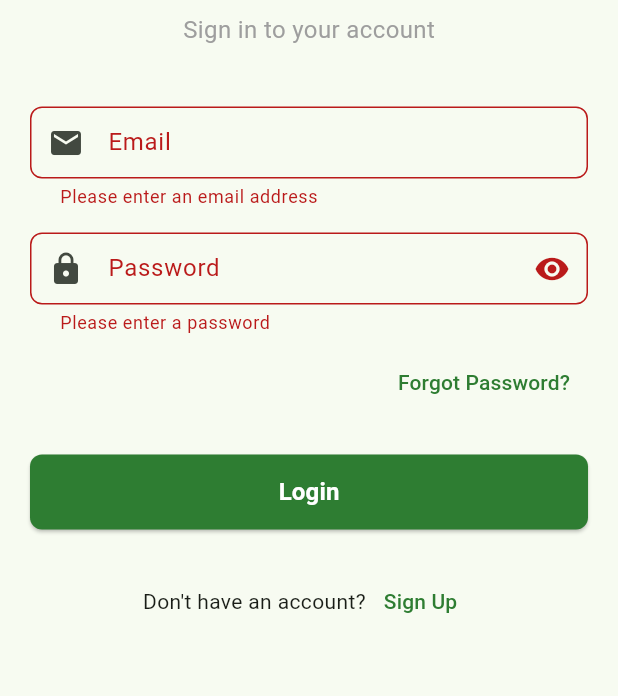
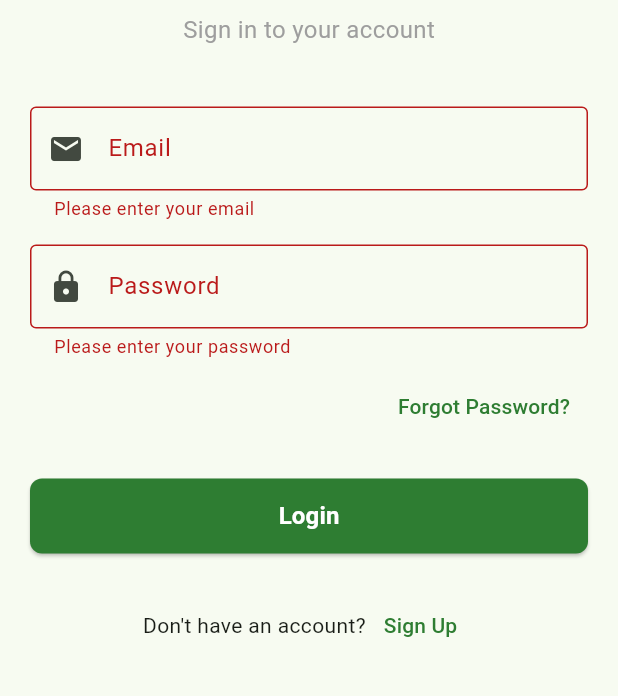
Before and after one commit to MrKashangura/Kutanda.net, a Flutter app: the screen it shows after launch, after a tap on "Login", on a phone screen of 412 x 824 dp, the part 225-921 px from its top. Run offline on Flutter 3.47's test engine with Material 3 defaults, Android fonts, the phone set to English and light mode, and no system bars; our stand-ins replace flutter_dotenv, flutter_local_notifications, flutter_secure_storage, google_sign_in, image_picker, jwt_decoder and 2 more; missing offline and left inert: flutter_facebook_auth, onesignal_flutter; accounts and stored records are empty.

Commit message:
Refactor session handling and authentication logic; update role retrieval to use 'uid' instead of 'id'; improve login screen with better form validation and error handling

```diff
--- a/lib/features/auth/screens/login_screen.dart
+++ b/lib/features/auth/screens/login_screen.dart
@@ -6,7 +6,6 @@ import 'package:provider/provider.dart';
 
 import '../../../providers/auth_provider.dart';
 import '../../../shared/widgets/custom_button.dart';
-import '../../../shared/widgets/custom_textfield.dart';
 import '../../profile/screens/profile_screen.dart';
 import 'register_screen.dart';
 
@@ -24,7 +23,7 @@ class LoginScreenState extends State<LoginScreen> {
   bool _isLoading = false;
   String? _errorMessage;
 
-  Future<void> _login() async {
+  void _login() {
     if (!_formKey.currentState!.validate()) return;
 
     setState(() {
@@ -32,6 +31,8 @@ class LoginScreenState extends State<LoginScreen> {
       _errorMessage = null;
     });
 
+    // Use Future.delayed to handle the async login process
+    Future.delayed(Duration.zero, () async {
       try {
         final authProvider = Provider.of<AuthProvider>(context, listen: false);
 
@@ -86,6 +87,7 @@ class LoginScreenState extends State<LoginScreen> {
           _isLoading = false;
         });
       }
+    });
   }
 
   @override
@@ -129,22 +131,44 @@ class LoginScreenState extends State<LoginScreen> {
                 const SizedBox(height: 40),
 
                 // Email field
-                EmailTextField(
+                TextFormField(
                   controller: _emailController,
+                  decoration: const InputDecoration(
+                    labelText: "Email",
+                    border: OutlineInputBorder(),
+                    prefixIcon: Icon(Icons.email),
+                  ),
+                  keyboardType: TextInputType.emailAddress,
                   enabled: !_isLoading,
-                  errorText: null,
+                  validator: (value) {
+                    if (value == null || value.isEmpty) {
+                      return "Please enter your email";
+                    }
+                    return null;
+                  },
                   textInputAction: TextInputAction.next,
                 ),
 
                 const SizedBox(height: 16),
 
                 // Password field
-                PasswordTextField(
+                TextFormField(
                   controller: _passwordController,
+                  decoration: const InputDecoration(
+                    labelText: "Password",
+                    border: OutlineInputBorder(),
+                    prefixIcon: Icon(Icons.lock),
+                  ),
+                  obscureText: true,
                   enabled: !_isLoading,
-                  errorText: null,
+                  validator: (value) {
+                    if (value == null || value.isEmpty) {
+                      return "Please enter your password";
+                    }
+                    return null;
+                  },
                   textInputAction: TextInputAction.done,
-                  onSubmitted: (_) => _login(),
+                  onFieldSubmitted: (_) => _login(),
                 ),
 
                 const SizedBox(height: 8),
@@ -167,7 +191,7 @@ class LoginScreenState extends State<LoginScreen> {
                   Container(
                     padding: const EdgeInsets.all(8),
                     decoration: BoxDecoration(
-                      color: Color.fromRGBO(255, 0, 0, 0.1),
+                      color: const Color.fromRGBO(255, 0, 0, 0.1),
                       borderRadius: BorderRadius.circular(8),
                     ),
                     child: Text(
@@ -183,7 +207,7 @@ class LoginScreenState extends State<LoginScreen> {
                 // Login button
                 CustomButton(
                   text: _isLoading ? "Logging in..." : "Login",
-                  onPressed: _isLoading ? null : () => _login(),
+                  onPressed: _isLoading ? null : _login,
                 ),
 
                 const SizedBox(height: 24),
--- a/lib/main.dart
+++ b/lib/main.dart
@@ -3,96 +3,70 @@ import 'dart:developer';
 
 import 'package:flutter/foundation.dart';
 import 'package:flutter/material.dart';
-import 'package:flutter_dotenv/flutter_dotenv.dart';
+import 'package:provider/provider.dart';
 import 'package:supabase_flutter/supabase_flutter.dart';
 
 import 'core/utils/constants.dart';
-import 'features/auctions/screens/buyer_dashboard.dart';
-import 'features/auctions/screens/seller_dashboard.dart';
 import 'features/auth/screens/login_screen.dart';
-import 'features/support/screens/admin_dashboard.dart';
-import 'features/support/screens/csr_dashboard.dart';
-import 'shared/services/session_service.dart';
+import 'providers/auth_provider.dart';
 
-void main() async {
-  // This ensures the Flutter binding is initialized
+void main() {
+  // Ensure Flutter is initialized
   WidgetsFlutterBinding.ensureInitialized();
 
-  // Run the app with error handling
+  // Run with error handling
   runZonedGuarded(() async {
     try {
-      // Load environment variables if using .env (optional)
-      try {
-        await dotenv.load();
-      } catch (e) {
-        log('⚠️ Failed to load .env file: $e');
-        // Continue anyway as we'll use hardcoded values as fallback
-      }
-
-      // Initialize Supabase
-      await _initializeSupabase();
+      // Initialize Supabase first, with proper error handling
+      await initializeSupabase();
 
       // Run the app
-      runApp(const MyApp());
+      runApp(
+        ChangeNotifierProvider(
+          create: (_) => AuthProvider(),
+          child: const MyApp(),
+        ),
+      );
     } catch (e, stackTrace) {
-      log('❌ Critical initialization error: $e', error: e, stackTrace: stackTrace);
-      // Run a minimal error reporting widget
-      runApp(MaterialApp(
-        home: Scaffold(
-          body: Center(
-            child: Column(
-              mainAxisAlignment: MainAxisAlignment.center,
-              children: [
-                const Icon(Icons.error_outline, color: Colors.red, size: 60),
-                const SizedBox(height: 16),
-                const Text(
-                  'Application Initialization Error',
-                  style: TextStyle(fontSize: 20, fontWeight: FontWeight.bold),
-                ),
-                const SizedBox(height: 8),
-                Text('Error: $e'),
-                const SizedBox(height: 24),
-                ElevatedButton(
-                  onPressed: () => main(), // Try to restart the app
-                  child: const Text('Retry'),
-                ),
-              ],
-            ),
-          ),
-        ),
-      ));
+      log('❌ Critical error: $e', error: e, stackTrace: stackTrace);
+      // Display the error screen
+      runApp(ErrorApp(error: e.toString()));
     }
   }, (error, stack) {
     log('❌ Uncaught error: $error', error: error, stackTrace: stack);
-    // For web, also log to console for better visibility
-    if (kIsWeb) {
-      // ignore: avoid_print
-      print('Uncaught error: $error\n$stack');
+    if (kDebugMode) {
+      print('Stack trace: $stack');
     }
   });
 }
 
-Future<void> _initializeSupabase() async {
-  // URL and key should ideally come from .env file
-  final supabaseUrl = dotenv.env['SUPABASE_URL'] ?? 'https://dcjycjiqelcftxbymley.supabase.co';
-  final supabaseKey = dotenv.env['SUPABASE_ANON_KEY'] ?? 'eyJhbGciOiJIUzI1NiIsInR5cCI6IkpXVCJ9.eyJpc3MiOiJzdXBhYmFzZSIsInJlZiI6ImRjanljamlxZWxjZnR4YnltbGV5Iiwicm9sZSI6ImFub24iLCJpYXQiOjE3NDAyMTIwNTksImV4cCI6MjA1NTc4ODA1OX0.DmLByHHoWeRPusRD2EoYLxxk5F_soscl3jKg7mE4pPM';
+/// Initialize Supabase with proper error handling
+Future<void> initializeSupabase() async {
+  if (kDebugMode) {
+    log('Initializing Supabase...');
+  }
 
-  log('🔄 Initializing Supabase with URL: $supabaseUrl');
-
-  // Initialize Supabase with proper error handling
   try {
+    // Wait for Supabase initialization to complete before continuing
     await Supabase.initialize(
-      url: supabaseUrl,
-      anonKey: supabaseKey,
+      url: 'https://dcjycjiqelcftxbymley.supabase.co',
+      anonKey: 'eyJhbGciOiJIUzI1NiIsInR5cCI6IkpXVCJ9.eyJpc3MiOiJzdXBhYmFzZSIsInJlZiI6ImRjanljamlxZWxjZnR4YnltbGV5Iiwicm9sZSI6ImFub24iLCJpYXQiOjE3NDAyMTIwNTksImV4cCI6MjA1NTc4ODA1OX0.DmLByHHoWeRPusRD2EoYLxxk5F_soscl3jKg7mE4pPM',
       debug: kDebugMode,
     );
-    log('✅ Supabase initialized successfully');
-  } catch (e) {
-    log('❌ Supabase initialization error: $e');
+
+    if (kDebugMode) {
+      log('✅ Supabase initialized successfully');
+    }
+  } catch (e, stackTrace) {
+    log('❌ Supabase initialization error', error: e, stackTrace: stackTrace);
+    if (kDebugMode) {
+      print('Supabase Error: $e');
+    }
     rethrow; // Let the caller handle this error
   }
 }
 
+/// Main application
 class MyApp extends StatelessWidget {
   const MyApp({super.key});
 
@@ -110,142 +84,43 @@ class MyApp extends StatelessWidget {
         ),
         useMaterial3: true,
       ),
-      home: const AuthGate(),
+      home: const LoginScreen(),
     );
   }
 }
 
-// Handles authentication flow and role-based routing
-class AuthGate extends StatefulWidget {
-  const AuthGate({super.key});
+/// Error screen shown when app initialization fails
+class ErrorApp extends StatelessWidget {
+  final String error;
 
-  @override
-  State<AuthGate> createState() => _AuthGateState();
-}
-
-class _AuthGateState extends State<AuthGate> {
-  bool _isLoading = true;
-  bool _isAuthenticated = false;
-  String? _userRole;
-  String? _errorMessage;
-
-  @override
-  void initState() {
-    super.initState();
-    _checkUserSession();
-  }
-
-  Future<void> _checkUserSession() async {
-    try {
-      setState(() => _isLoading = true);
-
-      // Log the session check for debugging
-      log('🔄 Checking user session...');
-
-      // Get session data
-      final sessionData = await SessionService.getUserSession();
-      final hasSession = sessionData.isNotEmpty;
-
-      log('📝 Session data: $sessionData');
-
-      // Check if user is authenticated
-      if (hasSession) {
-        final uid = sessionData['uid'];
-        final role = sessionData['role'];
-
-        if (uid != null && role != null) {
-          log('✅ Valid session found for user $uid with role $role');
-          setState(() {
-            _isAuthenticated = true;
-            _userRole = role;
-          });
-        } else {
-          // No valid session data found
-          log('⚠️ Incomplete session data found');
-          setState(() {
-            _isAuthenticated = false;
-            _userRole = null;
-          });
-        }
-      } else {
-        // No session found
-        log('⚠️ No session found, redirecting to login');
-        setState(() {
-          _isAuthenticated = false;
-          _userRole = null;
-        });
-      }
-    } catch (e) {
-      log('❌ Error checking session: $e');
-      setState(() {
-        _errorMessage = 'Session error: $e';
-        _isAuthenticated = false;
-      });
-    } finally {
-      setState(() => _isLoading = false);
-    }
-  }
+  const ErrorApp({required this.error, super.key});
 
   @override
   Widget build(BuildContext context) {
-    // Show loading indicator while checking session
-    if (_isLoading) {
-      return Scaffold(
+    return MaterialApp(
+      debugShowCheckedModeBanner: false,
+      home: Scaffold(
         body: Center(
           child: Column(
             mainAxisAlignment: MainAxisAlignment.center,
             children: [
-              const CircularProgressIndicator(),
+              const Icon(Icons.error_outline, color: Colors.red, size: 60),
               const SizedBox(height: 16),
-              const Text('Loading...'),
-              if (kDebugMode) ...[
-                const SizedBox(height: 8),
-                Text('Debug: Checking session state...',
-                    style: TextStyle(color: Colors.grey[600], fontSize: 12)),
-              ],
-            ],
-          ),
-        ),
-      );
-    }
-
-    // Show error if there was a problem
-    if (_errorMessage != null) {
-      return Scaffold(
-        body: Center(
-          child: Column(
-            mainAxisAlignment: MainAxisAlignment.center,
-            children: [
-              const Icon(Icons.error_outline, color: Colors.red, size: 48),
-              const SizedBox(height: 16),
-              Text(_errorMessage!),
-              const SizedBox(height: 16),
+              const Text(
+                'Application Initialization Error',
+                style: TextStyle(fontSize: 20, fontWeight: FontWeight.bold),
+              ),
+              const SizedBox(height: 8),
+              Text('Error: $error'),
+              const SizedBox(height: 24),
               ElevatedButton(
-                onPressed: () => _checkUserSession(),
+                onPressed: () => main(), // Try to restart the app
                 child: const Text('Retry'),
               ),
             ],
           ),
         ),
-      );
-    }
-
-    // Route based on authentication state and role
-    if (_isAuthenticated) {
-      switch (_userRole) {
-        case 'buyer':
-          return const BuyerDashboard();
-        case 'seller':
-          return const SellerDashboard();
-        case 'admin':
-          return const AdminDashboard();
-        case 'csr':
-          return const CSRDashboard();
-        default:
-          return const LoginScreen(); // Fallback to login
-      }
-    } else {
-      return const LoginScreen();
-    }
+      ),
+    );
   }
 }
--- a/lib/providers/auth_provider.dart
+++ b/lib/providers/auth_provider.dart
@@ -77,7 +77,7 @@ class AuthProvider extends ChangeNotifier {
             final userResponse = await supabase
                 .from('users')
                 .select('role')
-                .eq('id', _user!.id)
+                .eq('uid', _user!.id)
                 .maybeSingle();
 
             if (kDebugMode) {
@@ -125,7 +125,7 @@ class AuthProvider extends ChangeNotifier {
         final userResponse = await supabase
             .from('users')
             .select('role')
-            .eq('id', _user!.id)
+            .eq('uid', _user!.id)
             .maybeSingle();
 
         if (kDebugMode) {
@@ -195,7 +195,7 @@ class AuthProvider extends ChangeNotifier {
       if (_user != null) {
         // Create user record in database with default buyer role
         await supabase.from('users').insert({
-          'id': _user!.id,
+          'uid': _user!.id,
           'email': email,
           'role': 'buyer',
           'created_at': DateTime.now().toIso8601String(),
--- a/lib/shared/services/session_service.dart
+++ b/lib/shared/services/session_service.dart
@@ -59,12 +59,12 @@ class SessionService {
           return {};
         }
 
-        role = response['role'] ?? "unknown";
+        role = (response['role'] ?? "unknown").toString();
         uid = user.id;  // Set uid from the supabase user id
 
         // Save to preferences
         await prefs.setString('uid', uid);
-        await prefs.setString('role', role ?? 'unknown');
+        await prefs.setString('role', role);
 
         log("✅ Session retrieved from Supabase: UID=$uid, Role=$role");
         return {'uid': uid, 'role': role};
```
Lines whose indentation alone changed are shown as unchanged.
